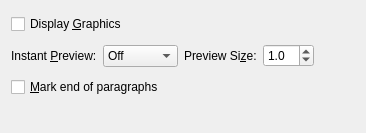
Qt form src/frontends/qt4/ui/PrefDisplayUi.ui (cburschka/lyx) before a commit.
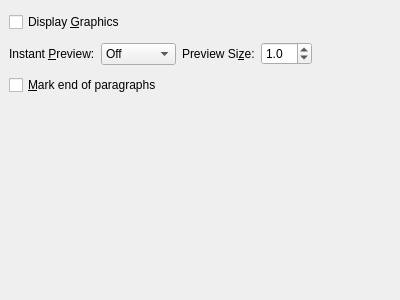
The same form after that commit.

The edit to the form file:
```diff
--- a/src/frontends/qt4/ui/PrefDisplayUi.ui
+++ b/src/frontends/qt4/ui/PrefDisplayUi.ui
@@ -1,31 +1,37 @@
 <ui version="4.0" >
  <class>PrefDisplayUi</class>
- <widget class="QWidget" name="PrefDisplayUi">
-  <property name="geometry">
+ <widget class="QWidget" name="PrefDisplayUi" >
+  <property name="geometry" >
    <rect>
     <x>0</x>
     <y>0</y>
-    <width>366</width>
-    <height>133</height>
+    <width>400</width>
+    <height>300</height>
    </rect>
   </property>
   <property name="windowTitle">
    <string/>
   </property>
-  <layout class="QGridLayout" name="gridLayout">
-   <item row="0" column="0" colspan="2">
-    <widget class="QCheckBox" name="displayGraphicsCB">
-     <property name="text">
+  <layout class="QGridLayout" >
+   <property name="margin" >
+    <number>9</number>
+   </property>
+   <property name="spacing" >
+    <number>6</number>
+   </property>
+   <item row="0" column="0" colspan="2" >
+    <widget class="QCheckBox" name="displayGraphicsCB" >
+     <property name="text" >
       <string>Display &amp;Graphics</string>
      </property>
     </widget>
    </item>
-   <item row="0" column="4" rowspan="3">
-    <spacer name="spacer_1">
-     <property name="orientation">
+   <item rowspan="3" row="0" column="4" >
+    <spacer>
+     <property name="orientation" >
       <enum>Qt::Horizontal</enum>
      </property>
-     <property name="sizeHint" stdset="0">
+     <property name="sizeHint" >
       <size>
        <width>67</width>
        <height>88</height>
@@ -33,9 +39,9 @@
      </property>
     </spacer>
    </item>
-   <item row="1" column="0">
-    <widget class="QLabel" name="instantPreviewLA">
-     <property name="text">
+   <item row="1" column="0" >
+    <widget class="QLabel" name="instantPreviewLA" >
+     <property name="text" >
       <string>Instant &amp;Preview:</string>
      </property>
      <property name="buddy">
@@ -43,8 +49,8 @@
      </property>
     </widget>
    </item>
-   <item row="1" column="1">
-    <widget class="QComboBox" name="instantPreviewCO">
+   <item row="1" column="1" >
+    <widget class="QComboBox" name="instantPreviewCO" >
      <item>
       <property name="text">
        <string>Off</string>
@@ -62,9 +68,9 @@
      </item>
     </widget>
    </item>
-   <item row="1" column="2">
-    <widget class="QLabel" name="previewSizeLA">
-     <property name="text">
+   <item row="1" column="2" >
+    <widget class="QLabel" name="previewSizeLA" >
+     <property name="text" >
       <string>Preview Si&amp;ze:</string>
      </property>
      <property name="buddy">
@@ -72,10 +78,12 @@
      </property>
     </widget>
    </item>
-   <item row="1" column="3">
-    <widget class="QDoubleSpinBox" name="previewSizeSB">
-     <property name="sizePolicy">
-      <sizepolicy hsizetype="Preferred" vsizetype="Fixed">
+   <item row="1" column="3" >
+    <widget class="QDoubleSpinBox" name="previewSizeSB" >
+     <property name="sizePolicy" >
+      <sizepolicy>
+       <hsizetype>0</hsizetype>
+       <vsizetype>0</vsizetype>
        <horstretch>0</horstretch>
        <verstretch>0</verstretch>
       </sizepolicy>
@@ -86,10 +94,7 @@
      <property name="decimals">
       <number>1</number>
      </property>
-     <property name="minimum">
-      <double>0.100000000000000</double>
-     </property>
-     <property name="maximum">
+     <property name="maximum" >
       <double>10.000000000000000</double>
      </property>
      <property name="singleStep">
@@ -100,22 +105,25 @@
      </property>
     </widget>
    </item>
-   <item row="2" column="0" colspan="2">
-    <widget class="QCheckBox" name="paragraphMarkerCB">
-     <property name="text">
+   <item row="2" column="0" colspan="2" >
+    <widget class="QCheckBox" name="paragraphMarkerCB" >
+     <property name="toolTip" >
+      <string>Mark end of paragraphs on screen with a pilcrow character.</string>
+     </property>
+     <property name="text" >
       <string>&amp;Mark end of paragraphs</string>
      </property>
     </widget>
    </item>
-   <item row="3" column="0">
-    <spacer name="spacer_2">
-     <property name="orientation">
+   <item row="3" column="0" >
+    <spacer>
+     <property name="orientation" >
       <enum>Qt::Vertical</enum>
      </property>
-     <property name="sizeType">
+     <property name="sizeType" >
       <enum>QSizePolicy::Expanding</enum>
      </property>
-     <property name="sizeHint" stdset="0">
+     <property name="sizeHint" >
       <size>
        <width>20</width>
        <height>20</height>
```
Left out of the diff: 25 changed lines with no effect on the pictures.
